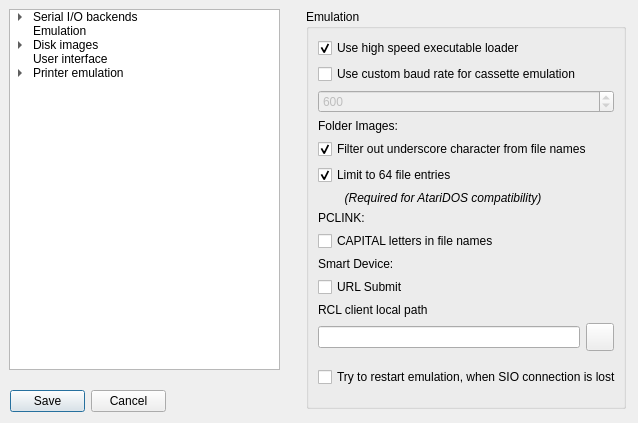
Qt form ui/optionsdialog.ui (josch1710/RespeQt) before a commit.
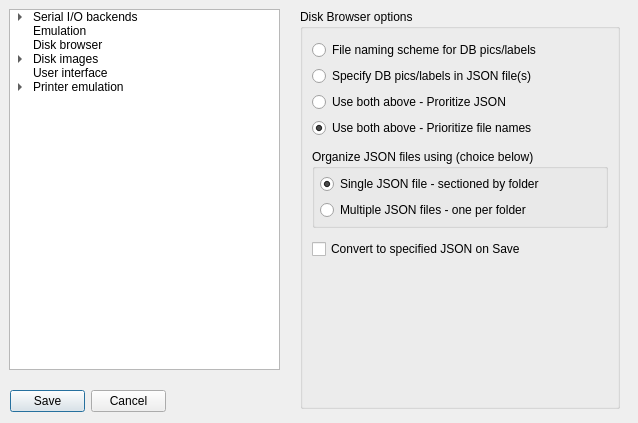
The same form after that commit. Icons and pictures are not drawn.

Commit message:
baseline ini file for db pics and labels coded
- able to set pic for app, folder and disk
- basic design for db tools/options page

```diff
--- a/ui/optionsdialog.ui
+++ b/ui/optionsdialog.ui
@@ -95,6 +95,11 @@
      <string>Emulation</string>
     </property>
    </item>
+   <item>
+    <property name="text">
+     <string>Disk browser</string>
+    </property>
+   </item>
    <item>
     <property name="text">
      <string>Disk images</string>
@@ -160,7 +165,7 @@
   <widget class="QStackedWidget" name="stackedWidget">
    <property name="geometry">
     <rect>
-     <x>306</x>
+     <x>300</x>
      <y>9</y>
      <width>320</width>
      <height>400</height>
@@ -173,7 +178,7 @@
     </sizepolicy>
    </property>
    <property name="currentIndex">
-    <number>2</number>
+    <number>3</number>
    </property>
    <widget class="QWidget" name="page_serialPort">
     <layout class="QVBoxLayout" name="verticalLayout_2">
@@ -867,6 +872,197 @@
      </item>
     </layout>
    </widget>
+   <widget class="QWidget" name="page_diskbrowser">
+    <layout class="QGridLayout" name="gridLayout_15">
+     <property name="leftMargin">
+      <number>0</number>
+     </property>
+     <property name="topMargin">
+      <number>0</number>
+     </property>
+     <property name="rightMargin">
+      <number>0</number>
+     </property>
+     <property name="bottomMargin">
+      <number>0</number>
+     </property>
+     <property name="spacing">
+      <number>0</number>
+     </property>
+     <item row="0" column="0">
+      <widget class="QGroupBox" name="group_db">
+       <property name="minimumSize">
+        <size>
+         <width>0</width>
+         <height>0</height>
+        </size>
+       </property>
+       <property name="title">
+        <string>Disk Browser options</string>
+       </property>
+       <layout class="QGridLayout" name="gridLayout_16">
+        <property name="topMargin">
+         <number>11</number>
+        </property>
+        <item row="3" column="0">
+         <widget class="QRadioButton" name="rb_json">
+          <property name="sizePolicy">
+           <sizepolicy hsizetype="Preferred" vsizetype="Fixed">
+            <horstretch>0</horstretch>
+            <verstretch>0</verstretch>
+           </sizepolicy>
+          </property>
+          <property name="text">
+           <string>Specify DB pics/labels in JSON file(s)</string>
+          </property>
+          <property name="checked">
+           <bool>false</bool>
+          </property>
+         </widget>
+        </item>
+        <item row="14" column="0">
+         <spacer name="spacer1">
+          <property name="orientation">
+           <enum>Qt::Vertical</enum>
+          </property>
+          <property name="sizeHint" stdset="0">
+           <size>
+            <width>20</width>
+            <height>40</height>
+           </size>
+          </property>
+         </spacer>
+        </item>
+        <item row="4" column="0">
+         <widget class="QRadioButton" name="rb_json_filename">
+          <property name="text">
+           <string>Use both above - Proritize JSON</string>
+          </property>
+         </widget>
+        </item>
+        <item row="2" column="0">
+         <widget class="QRadioButton" name="rb_filename">
+          <property name="sizePolicy">
+           <sizepolicy hsizetype="Preferred" vsizetype="Fixed">
+            <horstretch>0</horstretch>
+            <verstretch>0</verstretch>
+           </sizepolicy>
+          </property>
+          <property name="text">
+           <string>File naming scheme for DB pics/labels</string>
+          </property>
+          <property name="checked">
+           <bool>false</bool>
+          </property>
+         </widget>
+        </item>
+        <item row="6" column="0">
+         <widget class="QRadioButton" name="rb_filename_json">
+          <property name="text">
+           <string>Use both above - Prioritize file names</string>
+          </property>
+          <property name="checked">
+           <bool>true</bool>
+          </property>
+         </widget>
+        </item>
+        <item row="7" column="0">
+         <spacer name="verticalSpacer_2">
+          <property name="orientation">
+           <enum>Qt::Vertical</enum>
+          </property>
+          <property name="sizeType">
+           <enum>QSizePolicy::Fixed</enum>
+          </property>
+          <property name="sizeHint" stdset="0">
+           <size>
+            <width>20</width>
+            <height>5</height>
+           </size>
+          </property>
+         </spacer>
+        </item>
+        <item row="10" column="0">
+         <widget class="QCheckBox" name="cb_export">
+          <property name="text">
+           <string>Convert to specified JSON on Save</string>
+          </property>
+         </widget>
+        </item>
+        <item row="8" column="0">
+         <widget class="QGroupBox" name="groupBox">
+          <property name="title">
+           <string>Organize JSON files using (choice below)</string>
+          </property>
+          <property name="checkable">
+           <bool>false</bool>
+          </property>
+          <layout class="QVBoxLayout" name="verticalLayout_6">
+           <property name="leftMargin">
+            <number>5</number>
+           </property>
+           <property name="topMargin">
+            <number>5</number>
+           </property>
+           <property name="rightMargin">
+            <number>5</number>
+           </property>
+           <property name="bottomMargin">
+            <number>5</number>
+           </property>
+           <item>
+            <widget class="QRadioButton" name="rb_combine_all">
+             <property name="sizePolicy">
+              <sizepolicy hsizetype="Preferred" vsizetype="Fixed">
+               <horstretch>0</horstretch>
+               <verstretch>0</verstretch>
+              </sizepolicy>
+             </property>
+             <property name="text">
+              <string>Single JSON file - sectioned by folder</string>
+             </property>
+             <property name="checked">
+              <bool>true</bool>
+             </property>
+            </widget>
+           </item>
+           <item>
+            <widget class="QRadioButton" name="rb_1json_per_folder">
+             <property name="sizePolicy">
+              <sizepolicy hsizetype="Preferred" vsizetype="Fixed">
+               <horstretch>0</horstretch>
+               <verstretch>0</verstretch>
+              </sizepolicy>
+             </property>
+             <property name="text">
+              <string>Multiple JSON files - one per folder</string>
+             </property>
+            </widget>
+           </item>
+          </layout>
+         </widget>
+        </item>
+        <item row="9" column="0">
+         <spacer name="verticalSpacer_3">
+          <property name="orientation">
+           <enum>Qt::Vertical</enum>
+          </property>
+          <property name="sizeType">
+           <enum>QSizePolicy::Fixed</enum>
+          </property>
+          <property name="sizeHint" stdset="0">
+           <size>
+            <width>20</width>
+            <height>5</height>
+           </size>
+          </property>
+         </spacer>
+        </item>
+       </layout>
+      </widget>
+     </item>
+    </layout>
+   </widget>
    <widget class="QWidget" name="page_diskoptions">
     <layout class="QGridLayout" name="gridLayout_10">
      <property name="leftMargin">
```
Left out of the diff: 7 changed lines with no effect on the pictures. The commit also changes 15 other files.
